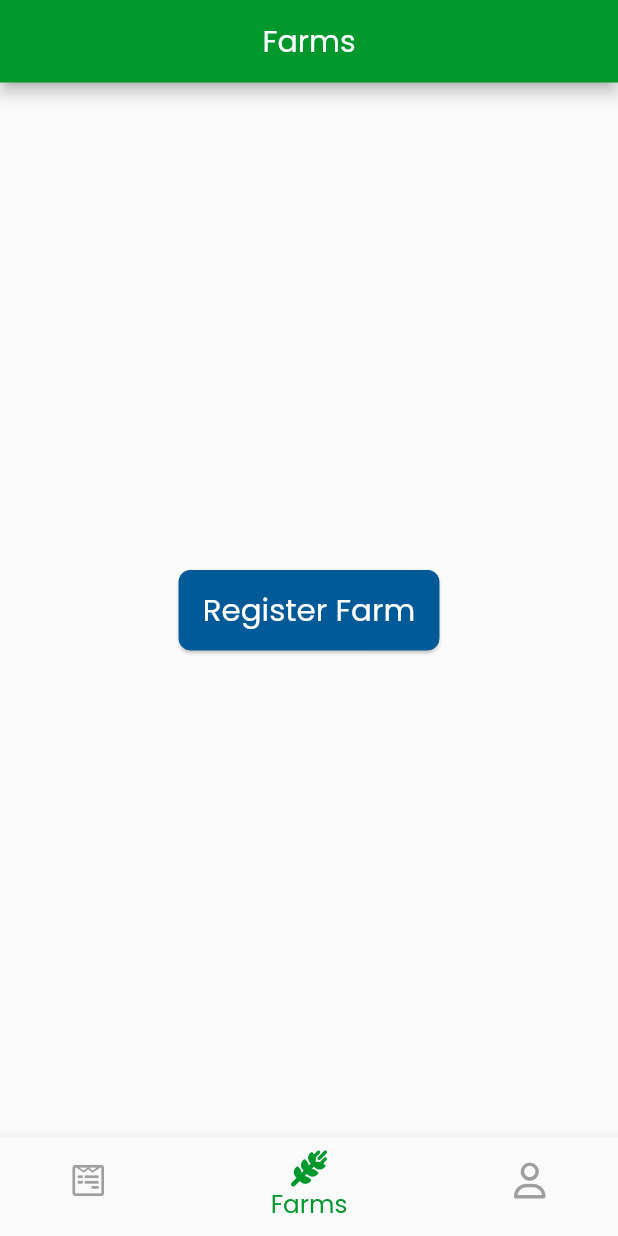
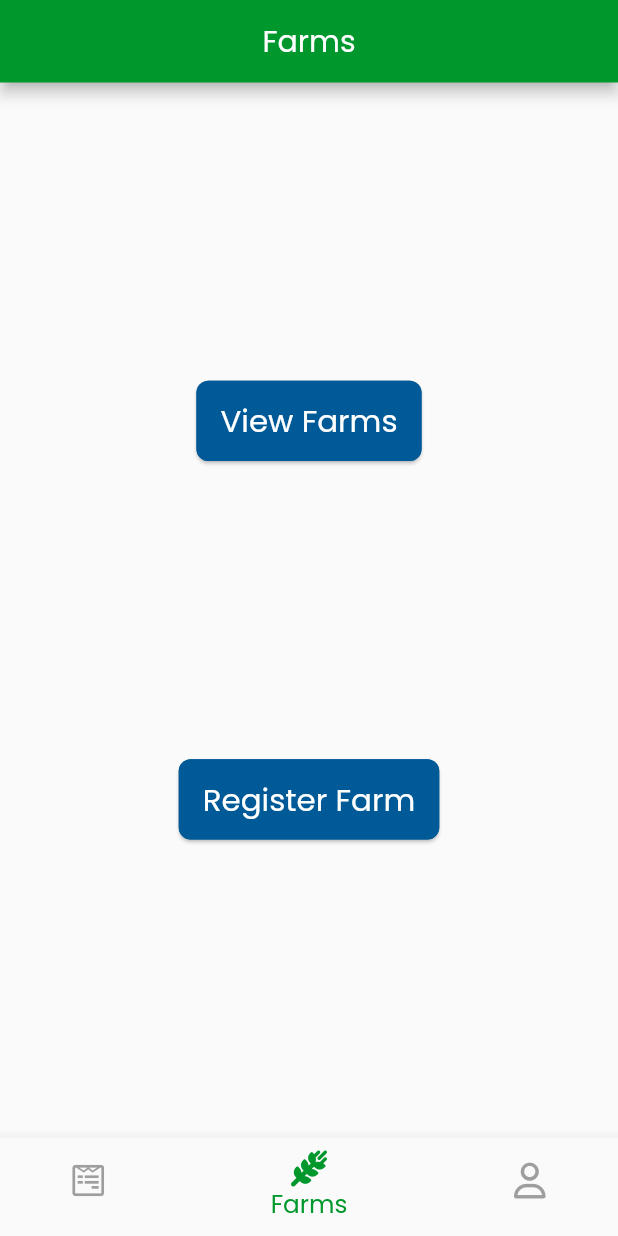
Before and after one commit to binoyPeries/AgriClaim, a Flutter app: the FarmerHomePage screen opened by its route, item 2 of the bottom bar chosen, on a phone screen of 412 x 824 dp. Run offline on Flutter 3.47's test engine with Material 2 defaults, Android fonts, the phone set to English and light mode, and no system bars; our stand-ins replace cloud_firestore, firebase_auth, firebase_core, flutter_form_builder, flutter_riverpod, flutter_svg and 5 more; accounts and stored records are empty.

Commit message:
farm model added

```diff
--- a/lib/ui/farmer/farm_navigation_page.dart
+++ b/lib/ui/farmer/farm_navigation_page.dart
@@ -11,9 +11,18 @@ class FarmNavigationPage extends StatelessWidget {
 
   @override
   Widget build(BuildContext context) {
-    return PrimaryButton(
-      onPressed: () => context.push(AgriClaimRoutes.registerFarm),
-      text: 'Register Farm',
+    return Column(
+      mainAxisAlignment: MainAxisAlignment.spaceEvenly,
+      children: [
+        PrimaryButton(
+          onPressed: () => context.push(AgriClaimRoutes.registerFarm),
+          text: 'View Farms',
+        ),
+        PrimaryButton(
+          onPressed: () => context.push(AgriClaimRoutes.registerFarm),
+          text: 'Register Farm',
+        ),
+      ],
     );
   }
 }
```
Also changed, not shown: lib/models/farm.dart (added, +24 -0 lines), lib/ui/farmer/view_farm.dart (added, +25 -0 lines), lib/models/farm.g.dart (added).
